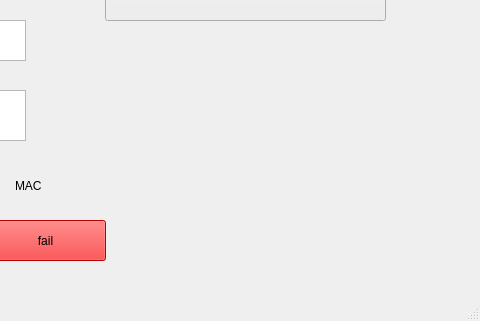
Above: mainwindow.ui from wangzhibinjunhua/py_work before the change; both pictures show x 635 to 1115 and y 537 to 858 of the 1115 by 858 pixel window. Below: the same form after it.
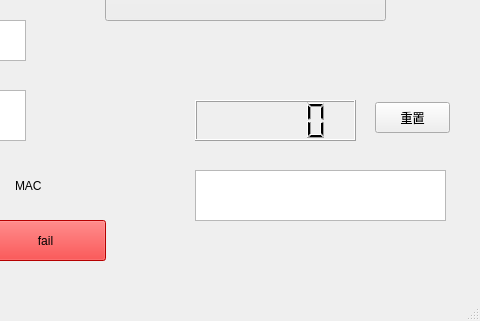
That is the form after the change.

Commit message: add total num ,show system time

What changed in the file:
```diff
--- a/mainwindow.ui
+++ b/mainwindow.ui
@@ -408,6 +408,39 @@
      </rect>
     </property>
    </widget>
+   <widget class="QLCDNumber" name="ln_total_num">
+    <property name="geometry">
+     <rect>
+      <x>830</x>
+      <y>620</y>
+      <width>161</width>
+      <height>41</height>
+     </rect>
+    </property>
+   </widget>
+   <widget class="QPushButton" name="btn_reset_total_num">
+    <property name="geometry">
+     <rect>
+      <x>1010</x>
+      <y>622</y>
+      <width>75</width>
+      <height>31</height>
+     </rect>
+    </property>
+    <property name="text">
+     <string>重置</string>
+    </property>
+   </widget>
+   <widget class="QTextBrowser" name="tv_systime">
+    <property name="geometry">
+     <rect>
+      <x>830</x>
+      <y>690</y>
+      <width>251</width>
+      <height>51</height>
+     </rect>
+    </property>
+   </widget>
   </widget>
   <widget class="QMenuBar" name="menuBar">
    <property name="geometry">
```
The commit also changes 5 other files.
